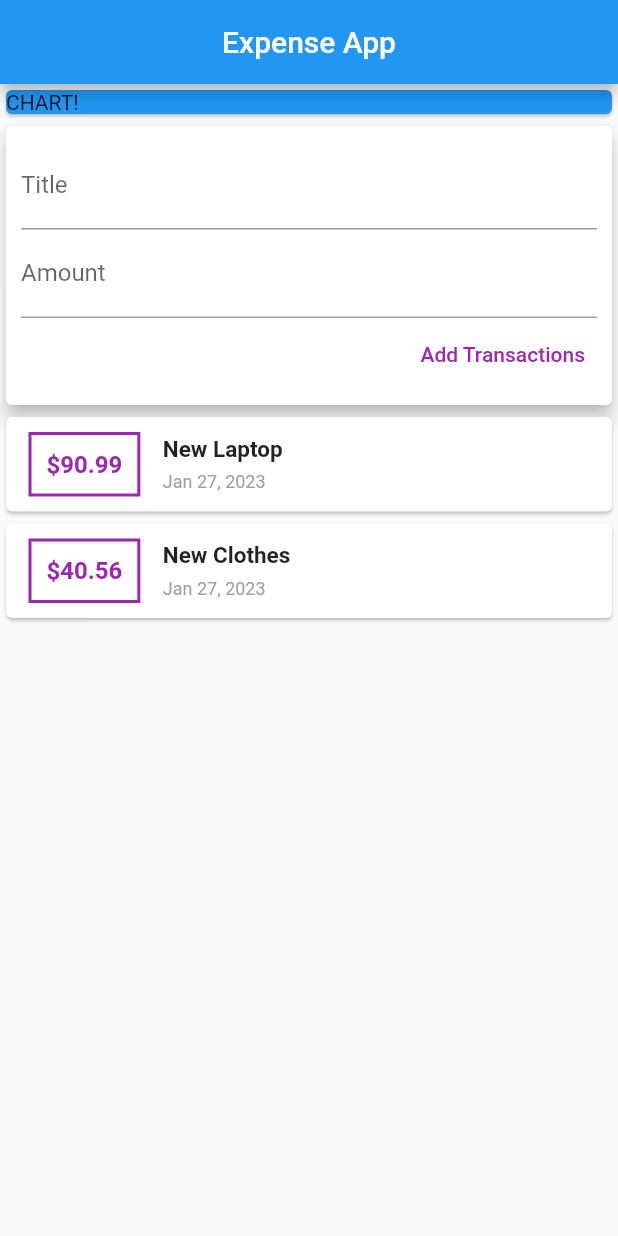
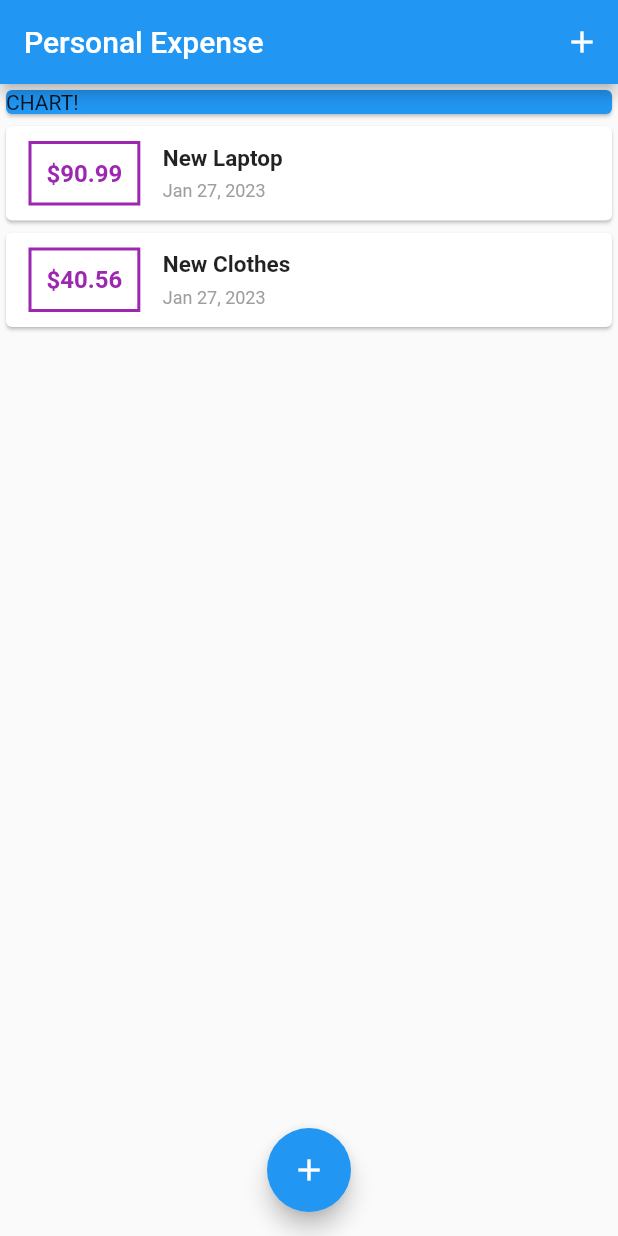
Before and after one commit to Ali-Shan11223/Expense-App, a Flutter app: the screen it shows after launch, on a phone screen of 412 x 824 dp. Run offline on Flutter 3.47's test engine with Material 2 defaults, Android fonts, the phone set to English and light mode, and no system bars.

```diff
--- a/lib/screens/home_screen.dart
+++ b/lib/screens/home_screen.dart
@@ -30,12 +30,33 @@ class _HomeScreenState extends State<HomeScreen> {
     });
   }
 
+  void startAddNewTrans(BuildContext context) {
+    showModalBottomSheet(
+        context: context,
+        builder: (ctx) {
+          return NewTransactions(addNewTrans: _newTransaction);
+        });
+  }
+
   @override
   Widget build(BuildContext context) {
     return Scaffold(
       appBar: AppBar(
-        title: const Text('Expense App'),
-        centerTitle: true,
+        title: const Text('Personal Expense'),
+        actions: [
+          IconButton(
+              onPressed: () {
+                startAddNewTrans(context);
+              },
+              icon: const Icon(Icons.add))
+        ],
+      ),
+      floatingActionButtonLocation: FloatingActionButtonLocation.centerFloat,
+      floatingActionButton: FloatingActionButton(
+        onPressed: () {
+          startAddNewTrans(context);
+        },
+        child: const Icon(Icons.add),
       ),
       body: SingleChildScrollView(
         child: Column(
@@ -47,9 +68,6 @@ class _HomeScreenState extends State<HomeScreen> {
                 child: Text('CHART!'),
               ),
             ),
-            NewTransactions(
-              addNewTrans: _newTransaction,
-            ),
             TransactionsList(
               transactions: _userTransactions,
             )
```
Also changed, not shown: lib/widgets/new_transactions.dart (+11 -4 lines).
